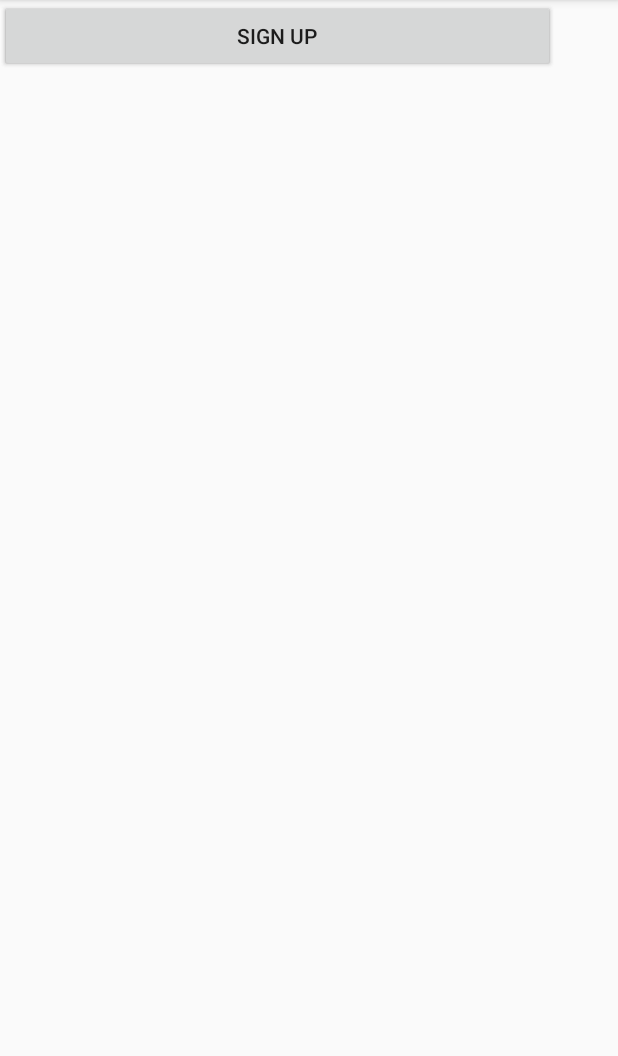
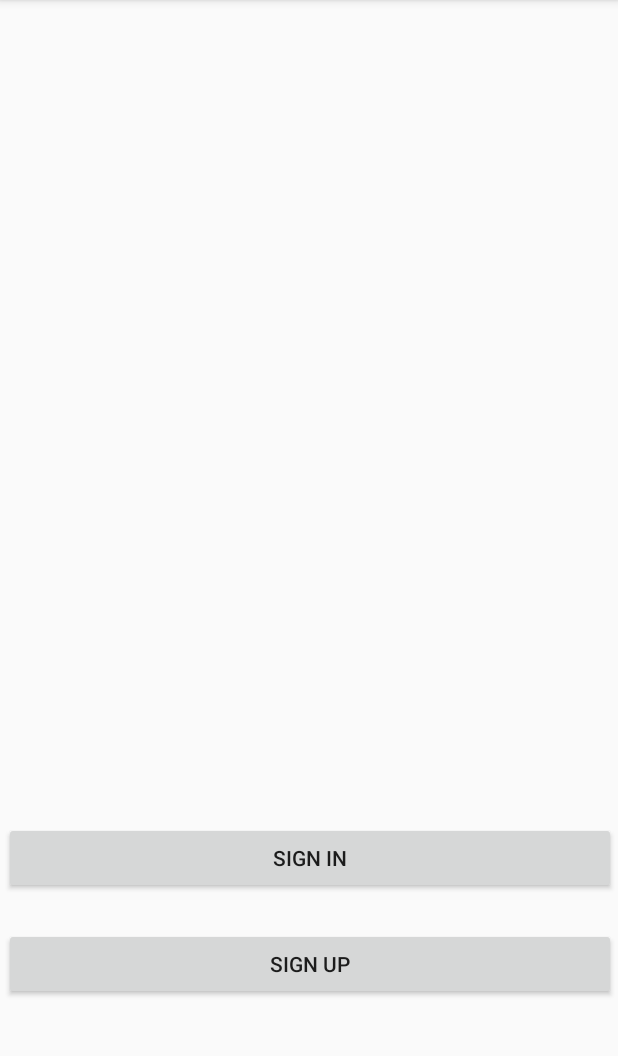
Before and after one commit to aga10/Shagohod_Project, an Android app: the screen it shows after launch (MainActivity), on a phone screen of 412 x 824 dp, the part 84-1140 px from its top. Run offline under Robolectric (Android 15) with nearby library versions, the phone set to English and light mode, and no system bars.

Commit message:
Log in and Registration components complete

```diff
--- a/app/build.gradle
+++ b/app/build.gradle
@@ -20,7 +20,9 @@ android {
 
 dependencies {
     implementation fileTree(dir: 'libs', include: ['*.jar'])
+    //noinspection GradleCompatible
     implementation 'com.android.support:appcompat-v7:28.0.0'
+    implementation 'com.android.support:mediarouter-v7:28.0.0'
     implementation 'com.android.support.constraint:constraint-layout:1.1.3'
     testImplementation 'junit:junit:4.12'
     androidTestImplementation 'com.android.support.test:runner:1.0.2'
@@ -29,6 +31,7 @@ dependencies {
     implementation 'com.google.firebase:firebase-auth:16.2.1'
     implementation 'com.google.firebase:firebase-database:16.1.0'
     implementation 'de.hdodenhof:circleimageview:3.0.0'
+    api 'com.theartofdev.edmodo:android-image-cropper:2.8.+'
 }
 
 apply plugin: 'com.google.gms.google-services'
--- a/app/src/main/res/layout/activity_main.xml
+++ b/app/src/main/res/layout/activity_main.xml
@@ -8,18 +8,33 @@
 
     <Button
         android:id="@+id/button3"
-        android:layout_width="370dp"
+        android:layout_width="408dp"
         android:layout_height="wrap_content"
+        android:layout_marginStart="8dp"
+        android:layout_marginTop="548dp"
+        android:layout_marginEnd="8dp"
+        android:onClick="goToLogin"
         android:text="SIGN IN"
-        tools:layout_editor_absoluteX="20dp"
-        tools:layout_editor_absoluteY="540dp" />
+        app:layout_constraintEnd_toEndOf="parent"
+        app:layout_constraintHorizontal_bias="0.48"
+        app:layout_constraintStart_toStartOf="parent"
+        app:layout_constraintTop_toTopOf="parent" />
 
     <Button
         android:id="@+id/button2"
-        android:layout_width="370dp"
+        android:layout_width="408dp"
         android:layout_height="wrap_content"
+        android:layout_marginStart="8dp"
+        android:layout_marginTop="67dp"
+        android:layout_marginEnd="8dp"
+        android:layout_marginBottom="8dp"
+        android:onClick="goToRegister"
         android:text="SIGN UP"
-        tools:layout_editor_absoluteX="20dp"
-        tools:layout_editor_absoluteY="607dp" />
+        app:layout_constraintBottom_toBottomOf="parent"
+        app:layout_constraintEnd_toEndOf="parent"
+        app:layout_constraintHorizontal_bias="0.48"
+        app:layout_constraintStart_toStartOf="parent"
+        app:layout_constraintTop_toTopOf="@+id/button3"
+        app:layout_constraintVertical_bias="0.035" />
 
 </android.support.constraint.ConstraintLayout>
--- a/app/src/main/res/layout/activity_name.xml
+++ b/app/src/main/res/layout/activity_name.xml
@@ -8,6 +8,7 @@
 
     <de.hdodenhof.circleimageview.CircleImageView
         android:id="@+id/circleImageView"
+        android:onClick="selectImage"
         android:layout_width="98dp"
         android:layout_height="98dp"
         android:layout_marginStart="8dp"
@@ -15,7 +16,7 @@
 
         android:layout_marginEnd="8dp"
         android:layout_marginBottom="8dp"
-        android:src="@drawable/DefaultProfile"
+        android:src="@drawable/defaultpicture"
         app:layout_constraintBottom_toBottomOf="parent"
         app:layout_constraintEnd_toEndOf="parent"
         app:layout_constraintHorizontal_bias="0.498"
@@ -48,6 +49,7 @@
         android:layout_marginTop="8dp"
         android:layout_marginEnd="8dp"
         android:layout_marginBottom="8dp"
+        android:onClick="generateCode"
         android:text="Next"
         app:layout_constraintBottom_toBottomOf="parent"
         app:layout_constraintEnd_toEndOf="parent"
--- a/app/src/main/res/layout/activity_password.xml
+++ b/app/src/main/res/layout/activity_password.xml
@@ -31,6 +31,7 @@
         android:layout_marginTop="8dp"
         android:layout_marginEnd="8dp"
         android:layout_marginBottom="8dp"
+        android:onClick="goToNamePickActivity"
         android:text="NEXT"
         app:layout_constraintBottom_toBottomOf="parent"
         app:layout_constraintEnd_toEndOf="parent"
--- a/app/src/main/res/layout/activity_register.xml
+++ b/app/src/main/res/layout/activity_register.xml
@@ -30,6 +30,7 @@
         android:layout_marginStart="8dp"
         android:layout_marginEnd="8dp"
         android:layout_marginBottom="28dp"
+        android:onClick="goToPasswordActivity"
         android:text="NEXT"
         app:layout_constraintBottom_toBottomOf="parent"
         app:layout_constraintEnd_toEndOf="parent"
```
Also changed, not shown: app/src/main/AndroidManifest.xml (+9 -2 lines), app/src/main/java/com/example/shagohod_project/MainActivity.java (+13 -0 lines), app/src/main/java/com/example/shagohod_project/NameActivity.java (+33 -0 lines), app/src/main/res/drawable-v24/defaultpicture.png (renamed from app/src/main/res/drawable-v24/DefaultProfile.png), app/src/main/res/drawable/defaultpicture.png (renamed from app/src/main/res/drawable/DefaultProfile.png).
